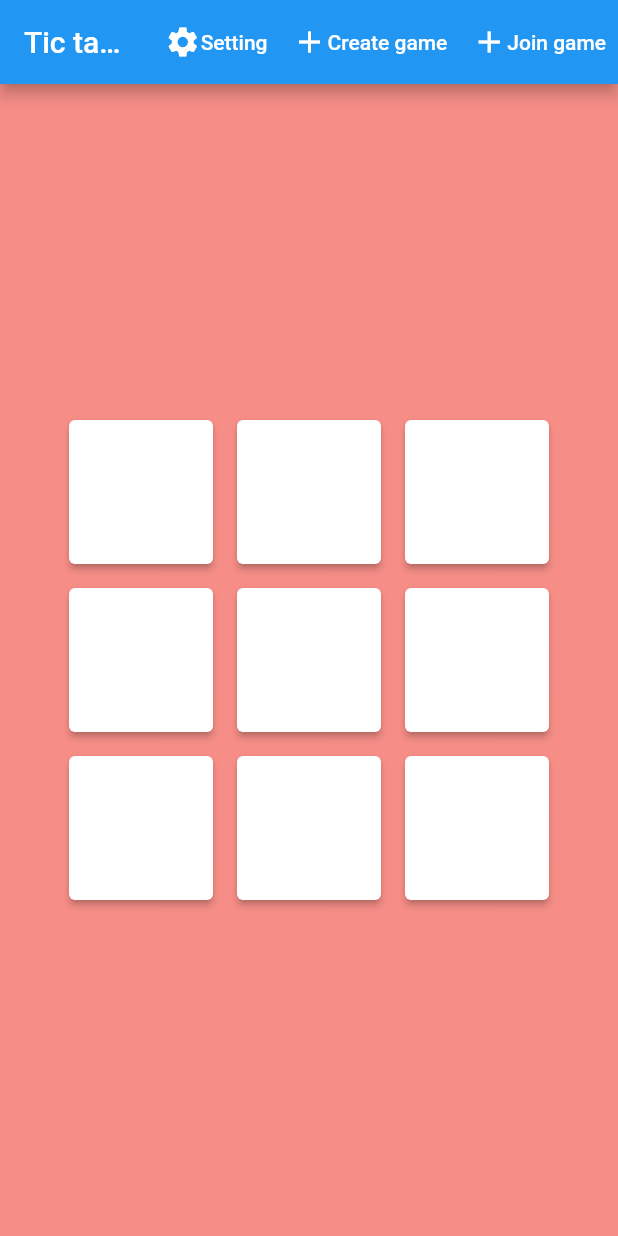
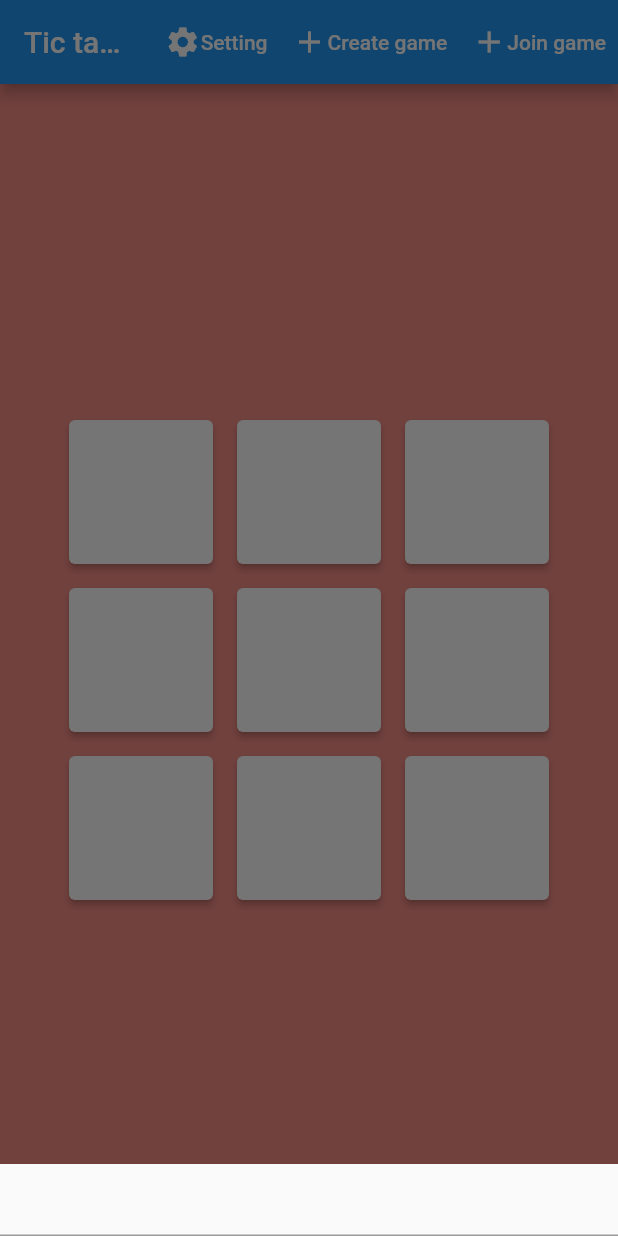
Before and after one commit to Drakunal/tic-tac-toe, a Flutter app: the screen it shows once a user with an empty profile is signed in, after a tap on "Join game", on a phone screen of 412 x 824 dp. Run offline on Flutter 3.47's test engine with Material 2 defaults, Android fonts, the phone set to English and light mode, and no system bars; our stand-ins replace cloud_firestore, firebase_auth, firebase_core, font_awesome_flutter, google_sign_in; accounts and stored records are empty.

```diff
--- a/lib/screens/home.dart
+++ b/lib/screens/home.dart
@@ -65,6 +65,7 @@ class _HomeState extends State<Home> {
           TextButton(
             onPressed: () {
               DatabaseService(gameId: gameId).addPlayers(1, gameId, 3);
+              setEmptyFields();
             },
             child: Row(
               children: [
@@ -78,7 +79,7 @@ class _HomeState extends State<Home> {
           ),
           TextButton(
             onPressed: () {
-              DatabaseService(gameId: gameId).addPlayers(1, gameId, 3);
+              joinGame();
             },
             child: Row(
               children: [
@@ -251,4 +252,24 @@ class _HomeState extends State<Home> {
       ),
     );
   }
+
+  void joinGame() {
+    showModalBottomSheet(
+        context: context,
+        builder: (context) {
+          return Container(
+            child: TextFormField(
+              // userData!.name
+
+              validator: (value) => value!.isEmpty ? 'Enter an id' : null,
+              onChanged: (value) {
+                setState(() {
+                  gameId = value;
+                });
+              },
+            ),
+          );
+        });
+    DatabaseService(gameId: gameId).joinPlayers();
+  }
 }
--- a/lib/services/database.dart
+++ b/lib/services/database.dart
@@ -78,4 +78,11 @@ class DatabaseService {
   Future updateField(String m, String value) async {
     return await transactionCollection.doc(gameId).update({m: value});
   }
+
+  Future joinPlayers() async {
+    final snapShot = await transactionCollection.doc(gameId).get();
+    if (snapShot.exists) {
+      return await transactionCollection.doc(gameId).update({'uidCount': 2});
+    }
+  }
 }
```
